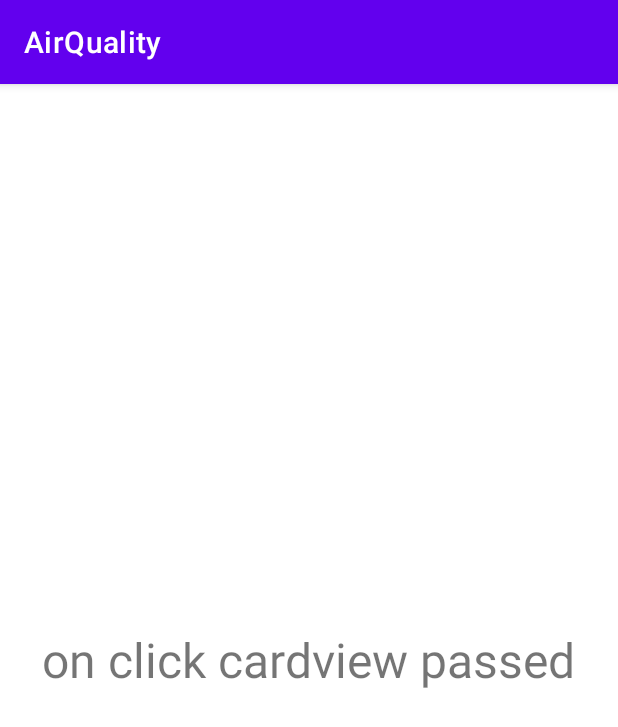
After one commit to zegonsho/Norwair_App, an Android app: the CardViewClickActivity screen opened directly, with no data from a screen before it, on a phone screen of 412 x 824 dp. The commit adds this screen. Shown: the top 727 px of the screen. Run offline under Robolectric (Android 15) with nearby library versions, the phone set to English and light mode, and no system bars.

Commit message:
on click cardview

```diff
--- a/app/src/main/AndroidManifest.xml
+++ b/app/src/main/AndroidManifest.xml
@@ -1,9 +1,8 @@
 <?xml version="1.0" encoding="utf-8"?>
 <manifest xmlns:android="http://schemas.android.com/apk/res/android"
     package="com.example.airquality">
-    <uses-permission android:name="android.permission.INTERNET">
 
-    </uses-permission>
+    <uses-permission android:name="android.permission.INTERNET"></uses-permission>
 
     <application
         android:allowBackup="true"
@@ -12,6 +11,7 @@
         android:roundIcon="@mipmap/ic_launcher_round"
         android:supportsRtl="true"
         android:theme="@style/Theme.AirQuality">
+        <activity android:name=".CardViewClickActivity"></activity>
         <activity android:name=".MainActivity">
             <intent-filter>
                 <action android:name="android.intent.action.MAIN" />
--- /dev/null
+++ b/app/src/main/java/com/example/airquality/CardViewClickActivity.kt
@@ -0,0 +1,11 @@
+package com.example.airquality
+
+import androidx.appcompat.app.AppCompatActivity
+import android.os.Bundle
+
+class CardViewClickActivity : AppCompatActivity() {
+    override fun onCreate(savedInstanceState: Bundle?) {
+        super.onCreate(savedInstanceState)
+        setContentView(R.layout.activity_card_view_click)
+    }
+}
--- /dev/null
+++ b/app/src/main/res/layout/activity_card_view_click.xml
@@ -0,0 +1,18 @@
+<?xml version="1.0" encoding="utf-8"?>
+<RelativeLayout xmlns:android="http://schemas.android.com/apk/res/android"
+    xmlns:app="http://schemas.android.com/apk/res-auto"
+    xmlns:tools="http://schemas.android.com/tools"
+    android:layout_width="match_parent"
+    android:layout_height="match_parent"
+    tools:context=".CardViewClickActivity">
+
+    <TextView
+        android:layout_width="wrap_content"
+        android:layout_height="wrap_content"
+        android:textSize="32sp"
+        android:text="on click cardview passed"
+        android:layout_centerInParent="true"
+
+    />
+
+</RelativeLayout>
```
Also changed, not shown: app/src/main/java/com/example/airquality/KommuneAdapter.kt (+26 -4 lines), app/src/main/java/com/example/airquality/MainActivity.kt (+7 -9 lines), app/src/main/res/layout/card.xml (+42 -7 lines).
